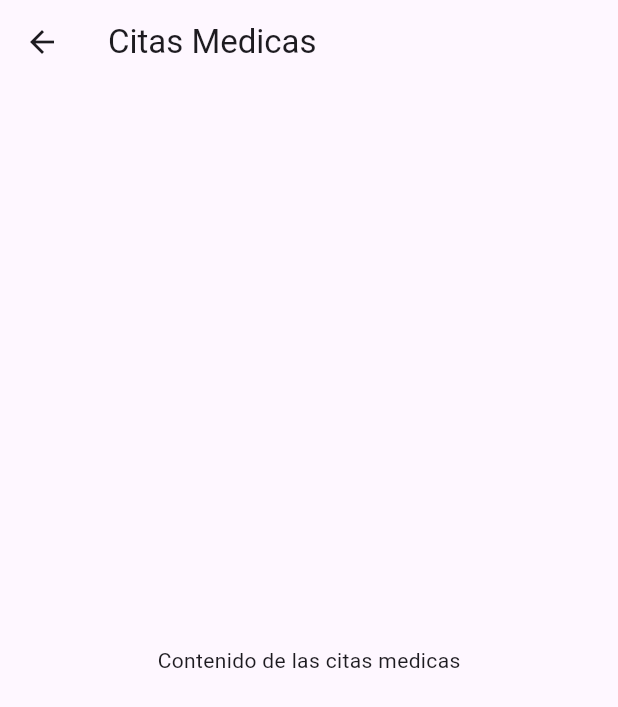
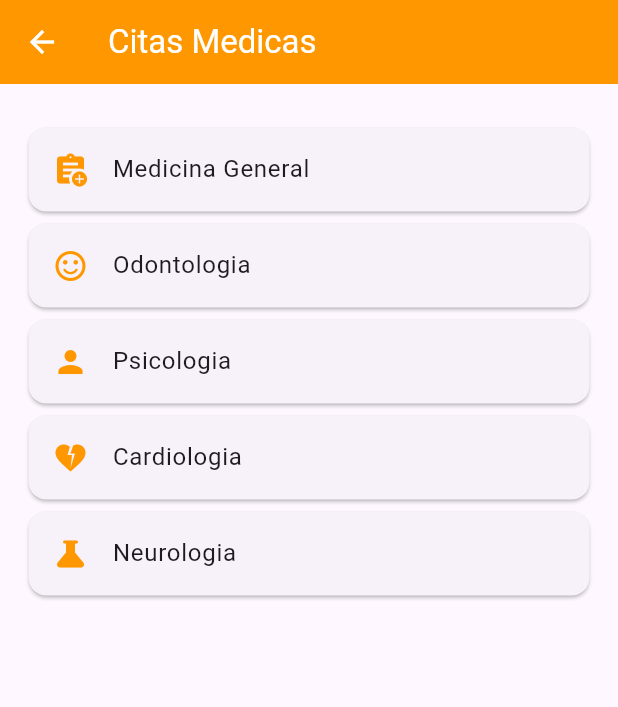
Before and after one commit to JuanVidal03/actividad-design-flutter, a Flutter app: the CitasMedicas screen opened directly, on a phone screen of 412 x 824 dp. Shown: the top 707 px of the screen. Run offline on Flutter 3.47's test engine with Material 3 defaults, Android fonts, the phone set to English and light mode, and no system bars.

Commit message:
ejercicio 3

```diff
--- a/lib/ejercicio3/gridView.dart
+++ b/lib/ejercicio3/gridView.dart
@@ -1,6 +1,11 @@
 // ignore_for_file: non_constant_identifier_names, avoid_unnecessary_containers, prefer_const_literals_to_create_immutables, prefer_const_constructors, avoid_print
 
 import 'package:flutter/material.dart';
+
+// importar vistas
+import 'package:design_app_flutter/ejercicio3/views/citasMedicas.dart';
+import 'package:design_app_flutter/ejercicio3/views/urgencias.dart';
+
 
 Widget gridView(BuildContext context) {
   return GridView.count(
@@ -37,45 +42,7 @@ Widget gridView(BuildContext context) {
   ));
 }
 
-
-// vitas de citas medicas
-class CitasMedicas extends StatelessWidget {
-  const CitasMedicas({super.key});
-
-  @override
-  Widget build(BuildContext context) {
-    return Scaffold(
-      appBar: AppBar(
-        title: Text('Citas Medicas')
-      ),
-      body: Center(
-        child: Text('Contenido de las citas medicas'),
-      ),
-    );
-  }
-}
-
-
-
-class Urgencias extends StatelessWidget {
-  const Urgencias({super.key});
-
-  @override
-  Widget build(BuildContext context) {
-    return Scaffold(
-      appBar: AppBar(
-        title: Text('Urgencias')
-      ),
-      body: Center(
-        child: Text('Contenido de las urgencias'),
-      ),
-    );
-  }
-}
-
-
-
-
+// manejando la navegacion de la aplicacion
 Widget navegacion(int index) {
   switch (items[index]['title'].toLowerCase()) {
     case 'citas medicas':
@@ -88,9 +55,6 @@ Widget navegacion(int index) {
       return Text('Unknown Screen');
   }
 }
-
-
-
 
 
 /// list map con los items del menu
--- /dev/null
+++ b/lib/ejercicio3/views/citasMedicas.dart
@@ -0,0 +1,64 @@
+// vitas de citas medicas
+// ignore_for_file: prefer_const_constructors, unused_local_variable
+
+import 'package:flutter/material.dart';
+
+class CitasMedicas extends StatelessWidget {
+  const CitasMedicas({super.key});
+
+  @override
+  Widget build(BuildContext context) {
+    return Scaffold(
+      appBar: AppBar(
+        title: Text('Citas Medicas'),
+        backgroundColor: Colors.orange,
+        foregroundColor: Colors.white,
+      ),
+      body: ListView.builder(
+        padding: EdgeInsets.only(top: 25, bottom:25, left: 15, right: 15),
+        itemCount: items.length,
+        itemBuilder: (BuildContext context, int index){
+          // guardando el contador en una variable
+          var item = items[index];
+          IconData icon = item['icon'];
+          String title = item['title'];
+          // renderizndo los elementos
+          return Card(
+            child: ListTile(
+              title: Text(title),
+              leading: Icon(icon),
+              iconColor: Colors.orange,
+            )
+          );
+        },
+      ),
+    );
+  }
+}
+
+
+
+
+// elementos a renderizar
+List <Map<String, dynamic>> items = [
+  {
+    'icon': Icons.assignment_add,
+    'title': 'Medicina General',
+  },
+  {
+    'icon': Icons.sentiment_satisfied_alt_rounded,
+    'title': 'Odontologia',
+  },
+  {
+    'icon': Icons.person,
+    'title': 'Psicologia',
+  },
+  {
+    'icon': Icons.heart_broken,
+    'title': 'Cardiologia',
+  },
+  {
+    'icon': Icons.science_rounded,
+    'title': 'Neurologia',
+  }
+];
--- /dev/null
+++ b/lib/ejercicio3/views/urgencias.dart
@@ -0,0 +1,19 @@
+// ignore_for_file: prefer_const_constructors
+
+import 'package:flutter/material.dart';
+
+class Urgencias extends StatelessWidget {
+  const Urgencias({super.key});
+
+  @override
+  Widget build(BuildContext context) {
+    return Scaffold(
+      appBar: AppBar(
+        title: Text('Urgencias')
+      ),
+      body: Center(
+        child: Text('Contenido de las urgencias'),
+      ),
+    );
+  }
+}
```
Also changed, not shown: pubspec.lock.
